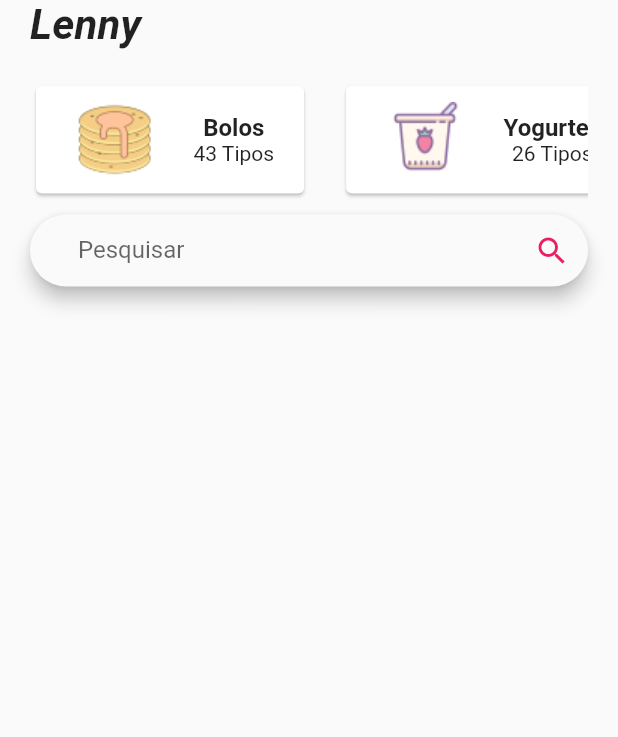
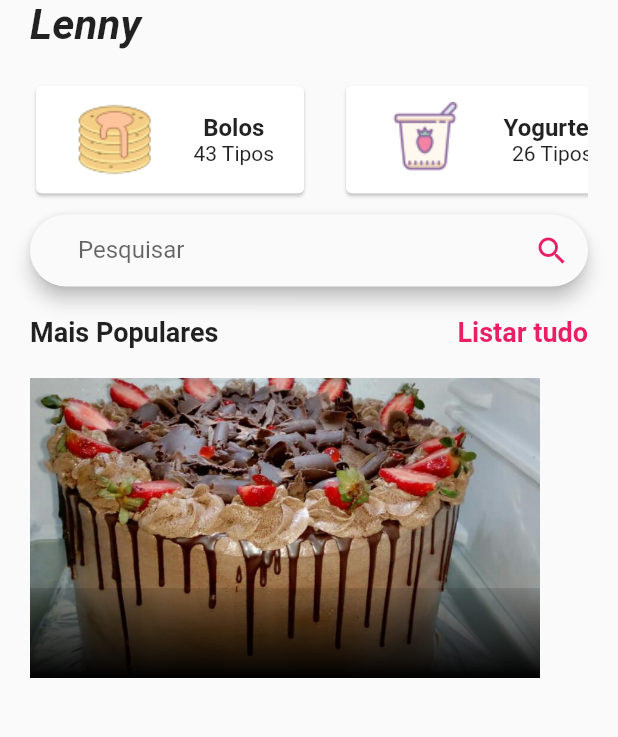
Before and after one commit to TomasMufume/lenny_delicias, a Flutter app: the screen it shows after launch, on a phone screen of 412 x 824 dp, the part 132-869 px from its top. Run offline on Flutter 3.47's test engine with Material 2 defaults, Android fonts, the phone set to English and light mode, and no system bars.

Commit message:
primeiro produto adicionado no design

```diff
--- a/lib/src/homescreen.dart
+++ b/lib/src/homescreen.dart
@@ -1,5 +1,6 @@
 import 'package:flutter/cupertino.dart';
 import 'package:flutter/material.dart';
+import 'package:lenny_delicias/src/widgets/bought_foods.dart';
 import 'package:lenny_delicias/src/widgets/food_category.dart';
 import 'package:lenny_delicias/src/widgets/search_field.dart';
 import 'widgets/home_top_info.dart';
@@ -20,6 +21,22 @@ class _HomeScreenState extends State<HomeScreen> {
           FoodCategory(),
           SizedBox(height: 10,),
           SearchField(),
+          SizedBox(height: 20,),
+
+          Row(
+            mainAxisAlignment: MainAxisAlignment.spaceBetween,
+            children: [
+              Text("Mais Populares", style:  TextStyle( fontSize: 18, fontWeight: FontWeight.bold),),
+              GestureDetector(
+                  onTap: () {},
+                  child: Text("Listar tudo",style:  TextStyle( fontSize: 18, fontWeight: FontWeight.bold, color: Colors.pink)))
+            ],
+          ),
+          SizedBox(height: 20),
+          Container(
+            child: BoughtFoods(),
+          ),
+
         ],
       ),
     );
--- /dev/null
+++ b/lib/src/widgets/bought_foods.dart
@@ -0,0 +1,38 @@
+import 'package:flutter/material.dart';
+
+class BoughtFoods extends StatefulWidget {
+  @override
+  _BoughtFoodsState createState() => _BoughtFoodsState();
+}
+
+class _BoughtFoodsState extends State<BoughtFoods> {
+  @override
+  Widget build(BuildContext context) {
+    return Stack(
+      children: [
+        Container(
+          height: 200,
+          width: 340,
+          child: Image.asset("assets/images/bolo.jpg",fit: BoxFit.cover,),
+        ),
+        Positioned(
+          left: 0,
+          bottom: 0,
+          child: Container(
+            height: 60,
+            width: 340,
+            decoration: BoxDecoration(
+                gradient: LinearGradient(
+                    colors: [
+                      Colors.black, Colors.black12
+                    ],
+                    begin: Alignment.bottomCenter,
+                    end: Alignment.topCenter
+                )
+            ),
+          ),
+        ),
+      ],
+    );
+  }
+}
```
Also changed, not shown: assets/images/bolo.jpg (added).
